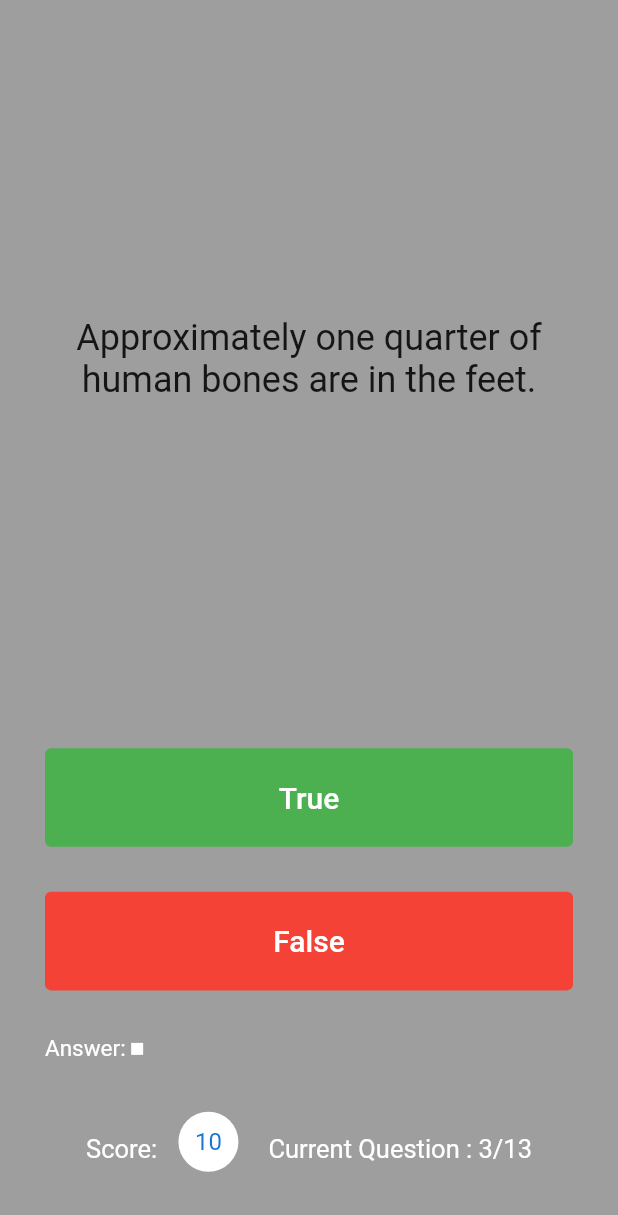
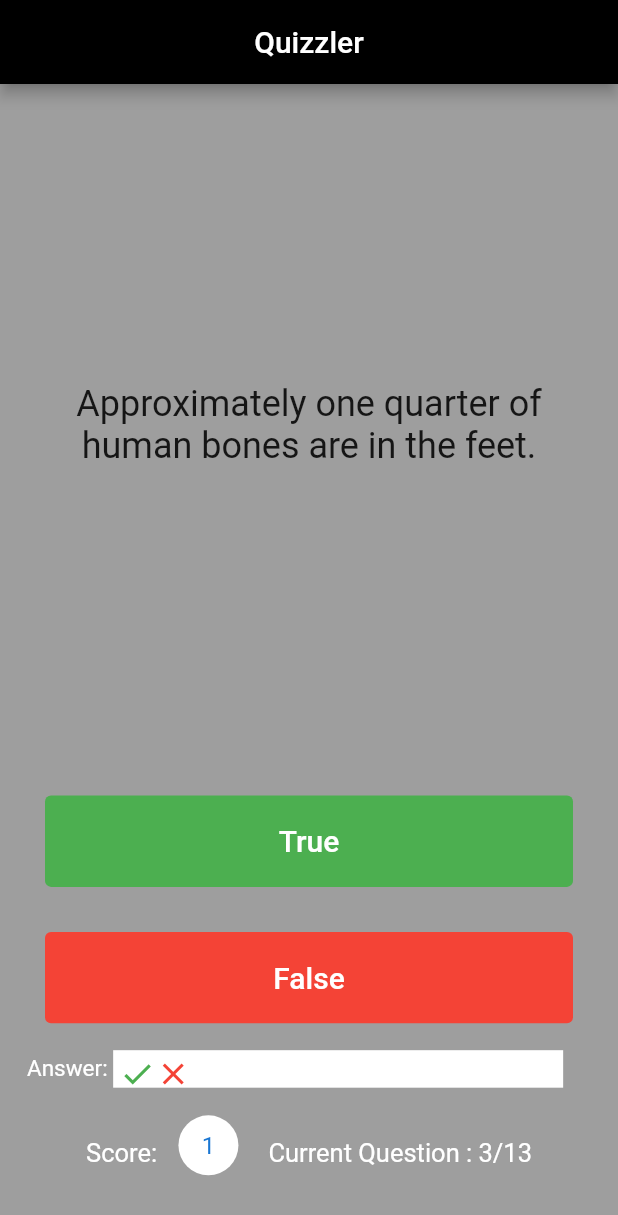
Before and after one commit to vijai-ks/Quizzler, a Flutter app: the screen it shows after launch, after a tap on "True", after a tap on "False", on a phone screen of 412 x 824 dp. Shown: the top 1215 px of the screen. Run offline on Flutter 3.47's test engine with Material 2 defaults, Android fonts, the phone set to English and light mode, and no system bars.

Commit message:
refactor: quizzler-home: Update answer bar
Make scores visible
Make current question visible
Make answers bar functionable

Signed-off-by: vijai-ks <vijai.ksv@gmail.com>

```diff
--- a/lib/main.dart
+++ b/lib/main.dart
@@ -5,7 +5,7 @@ void main() {
   runApp(const Quizzler());
 }
 
-QuizBrain quizzBrain = new QuizBrain();
+QuizBrain quizzBrain = QuizBrain();
 
 class Quizzler extends StatefulWidget {
   const Quizzler({super.key});
@@ -16,12 +16,47 @@ class Quizzler extends StatefulWidget {
 
 class _QuizzlerState extends State<Quizzler> {
   List<Icon> scoreKeeper = [];
+  int correctAnswers = 0;
+
+  void checkAndUpdateAnswer(bool userSelection) {
+    bool correctAnswer = quizzBrain.getAnswerFromBank();
+    setState(() {
+      if (quizzBrain.getTotalNumberOfQuestions() ==
+          quizzBrain.getQuestionNumber()) {
+        correctAnswers = 0;
+        scoreKeeper.clear();
+      }
+      if (userSelection == correctAnswer) {
+        scoreKeeper.add(
+          const Icon(
+            Icons.check,
+            color: Colors.green,
+          ),
+        );
+        correctAnswers++;
+      } else {
+        scoreKeeper.add(
+          const Icon(
+            Icons.close,
+            color: Colors.red,
+          ),
+        );
+      }
+      quizzBrain.setQuestionNumber();
+    });
+  }
 
   @override
   Widget build(BuildContext context) {
     return MaterialApp(
       home: Scaffold(
         backgroundColor: Colors.grey,
+        appBar: AppBar(
+          backgroundColor: Colors.black,
+          title: const Center(
+            child: Text('Quizzler'),
+          ),
+        ),
         body: SafeArea(
           child: Padding(
             padding: const EdgeInsets.symmetric(horizontal: 10.0),
@@ -49,15 +84,7 @@ class _QuizzlerState extends State<Quizzler> {
                     padding: const EdgeInsets.fromLTRB(20, 20, 20.0, 10),
                     child: TextButton(
                       onPressed: () {
-                        bool correctAnswer = quizzBrain.getAnswerFromBank();
-                        if (correctAnswer == true) {
-                          print('Answer is true');
-                        } else {
-                          print('Answer is wrong');
-                        }
-                        setState(() {
-                          quizzBrain.setQuestionNumber();
-                        });
+                        checkAndUpdateAnswer(true);
                       },
                       style: TextButton.styleFrom(
                         backgroundColor: Colors.green,
@@ -77,15 +104,7 @@ class _QuizzlerState extends State<Quizzler> {
                     padding: const EdgeInsets.fromLTRB(20, 20, 20.0, 10),
                     child: TextButton(
                       onPressed: () {
-                        bool correctAnswer = quizzBrain.getAnswerFromBank();
-                        if (correctAnswer == false) {
-                          print('Answer is false');
-                        } else {
-                          print('Answer is wrong');
-                        }
-                        setState(() {
-                          quizzBrain.setQuestionNumber();
-                        });
+                        checkAndUpdateAnswer(true);
                       },
                       style: TextButton.styleFrom(
                         backgroundColor: Colors.red,
@@ -101,7 +120,7 @@ class _QuizzlerState extends State<Quizzler> {
                   ),
                 ),
                 Padding(
-                  padding: const EdgeInsets.all(20.0),
+                  padding: const EdgeInsets.all(8.0),
                   child: Row(
                     children: [
                       const Text(
@@ -113,6 +132,8 @@ class _QuizzlerState extends State<Quizzler> {
                       ),
                       Container(
                         color: Colors.white,
+                        width: 300,
+                        height: 25,
                         child: Padding(
                           padding: const EdgeInsets.all(4.0),
                           child: Row(
@@ -137,11 +158,11 @@ class _QuizzlerState extends State<Quizzler> {
                             fontSize: 17,
                           ),
                         ),
-                        const Padding(
-                          padding: EdgeInsets.fromLTRB(10, 0, 0, 10),
+                        Padding(
+                          padding: const EdgeInsets.fromLTRB(10, 0, 0, 10),
                           child: CircleAvatar(
                             backgroundColor: Colors.white,
-                            child: Text('10'),
+                            child: Text('$correctAnswers'),
                           ),
                         ),
                         const SizedBox(
```
